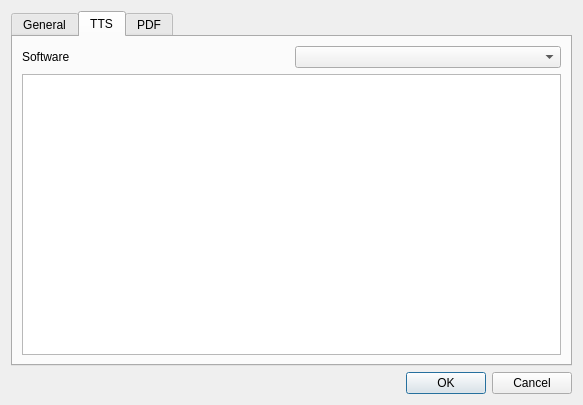
First picture: the form in design/preferences.ui, repository kokimame/joytan, before the edit.
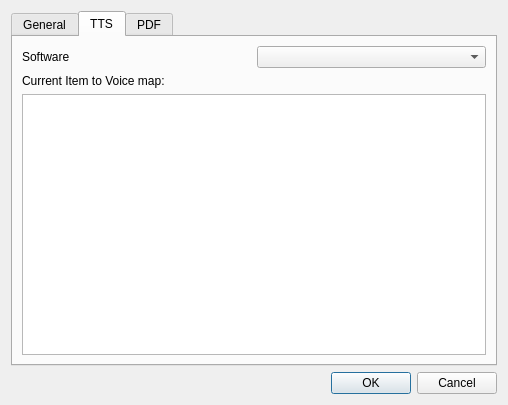
Second picture: the form after the edit. The open tabs and pages were chosen to show the change.

Commit message: Update TTS preference gui

Diff of the .ui file:
```diff
--- a/design/preferences.ui
+++ b/design/preferences.ui
@@ -6,7 +6,7 @@
    <rect>
     <x>0</x>
     <y>0</y>
-    <width>583</width>
+    <width>508</width>
     <height>405</height>
    </rect>
   </property>
@@ -239,6 +239,13 @@
          </item>
         </layout>
        </item>
+       <item>
+        <widget class="QLabel" name="label_10">
+         <property name="text">
+          <string>Current Item to Voice map:</string>
+         </property>
+        </widget>
+       </item>
        <item>
         <widget class="QListWidget" name="testList"/>
        </item>
```
The commit also changes 2 other files.
